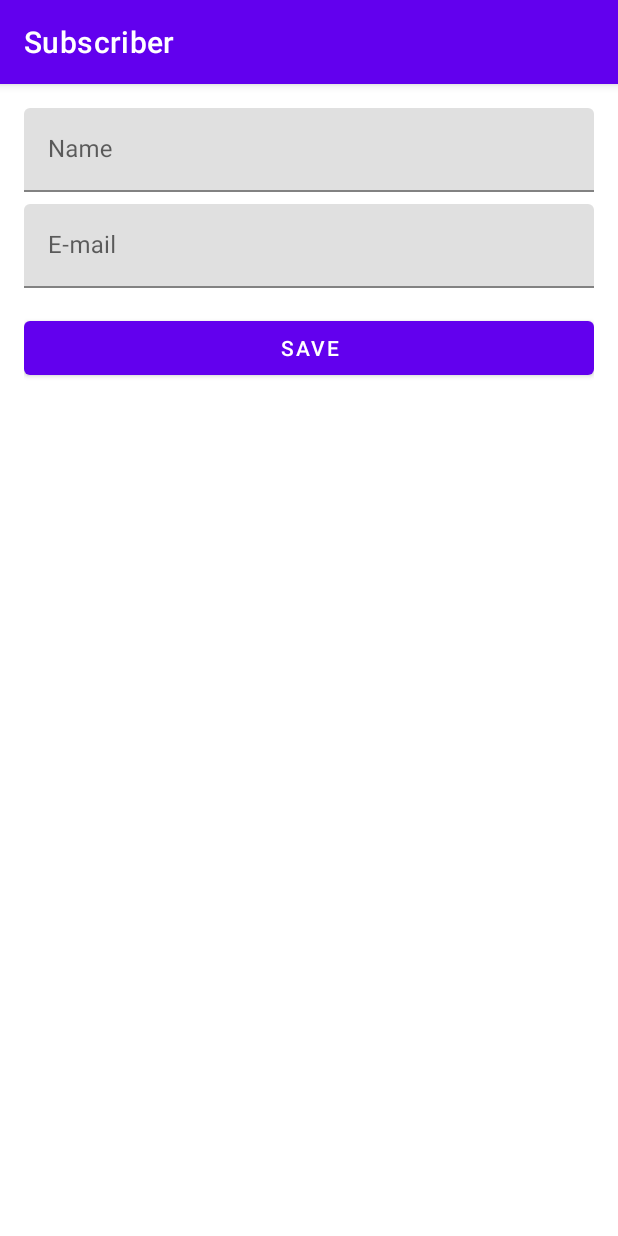
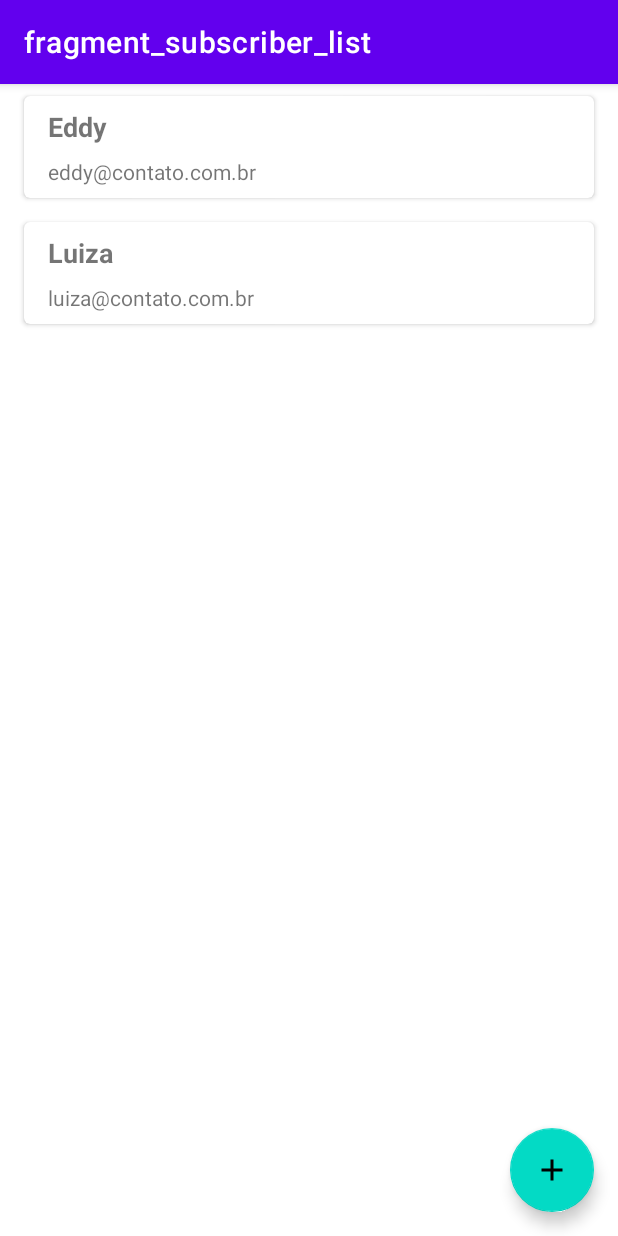
Before and after one commit to EddyMoura/mysubscribers, an Android app: the screen it shows after launch (MainActivity), on a phone screen of 412 x 824 dp. Run offline under Robolectric (Android 15) with nearby library versions, the phone set to English and light mode, and no system bars; our stand-ins replace Room's generated code, navigation-ui.

Commit message:
Implementa Adapter

```diff
--- /dev/null
+++ b/app/src/main/java/com/example/mysubscribers/presentation/ui/list/SubscriberListAdapter.kt
@@ -0,0 +1,46 @@
+package com.example.mysubscribers.presentation.ui.list
+
+import android.view.LayoutInflater
+import android.view.ViewGroup
+import androidx.recyclerview.widget.RecyclerView
+import com.example.mysubscribers.data.framework.db.entity.SubscriberEntity
+import com.example.mysubscribers.databinding.ItemSubscriberBinding
+
+class SubscriberListAdapter(
+    private val subscribers: List<SubscriberEntity>
+) :
+    RecyclerView.Adapter<SubscriberListAdapter.SubscriberListViewHolder>() {
+
+    override fun onCreateViewHolder(parent: ViewGroup, viewType: Int): SubscriberListViewHolder {
+        return SubscriberListViewHolder.create(parent)
+    }
+
+    override fun onBindViewHolder(holder: SubscriberListViewHolder, position: Int) {
+        holder.bind(subscribers[position])
+    }
+
+    override fun getItemCount() = subscribers.size
+
+    class SubscriberListViewHolder(itemSubscriberBinding: ItemSubscriberBinding) :
+        RecyclerView.ViewHolder(itemSubscriberBinding.root) {
+
+        private val subscriberName = itemSubscriberBinding.textSubscriberName
+        private val subscriberEmail = itemSubscriberBinding.textSubscriberEmail
+
+        fun bind(subscriber: SubscriberEntity) {
+            subscriberName.text = subscriber.name
+            subscriberEmail.text = subscriber.email
+        }
+
+        companion object {
+            fun create(
+                parent: ViewGroup,
+            ): SubscriberListViewHolder {
+                val inflater = LayoutInflater.from(parent.context)
+                val itemBinding = ItemSubscriberBinding
+                    .inflate(inflater, parent, false)
+                return SubscriberListViewHolder(itemBinding)
+            }
+        }
+    }
+}
--- /dev/null
+++ b/app/src/main/java/com/example/mysubscribers/presentation/ui/list/SubscriberListFragment.kt
@@ -0,0 +1,44 @@
+package com.example.mysubscribers.presentation.ui.list
+
+import android.os.Bundle
+import android.view.LayoutInflater
+import android.view.View
+import android.view.ViewGroup
+import androidx.fragment.app.Fragment
+import com.example.mysubscribers.data.framework.db.entity.SubscriberEntity
+import com.example.mysubscribers.databinding.FragmentSubscriberListBinding
+
+class SubscriberListFragment : Fragment() {
+
+    private var _binding: FragmentSubscriberListBinding? = null
+    private val binding: FragmentSubscriberListBinding get() = _binding!!
+
+    private lateinit var viewModel: SubscriberListViewModel
+
+    override fun onCreateView(
+        inflater: LayoutInflater, container: ViewGroup?,
+        savedInstanceState: Bundle?
+    ) = FragmentSubscriberListBinding.inflate(
+        inflater,
+        container,
+        false
+    ).apply {
+        _binding = this
+    }.root
+
+    override fun onViewCreated(view: View, savedInstanceState: Bundle?) {
+        super.onViewCreated(view, savedInstanceState)
+
+        val subscriberListAdapter = SubscriberListAdapter(
+            listOf(
+                SubscriberEntity(1, "Eddy", "eddy@contato.com.br"),
+                SubscriberEntity(2, "Luiza", "luiza@contato.com.br")
+            )
+        )
+
+        binding.recyclerSubscribers.run {
+            setHasFixedSize(true)
+            adapter = subscriberListAdapter
+        }
+    }
+}
--- /dev/null
+++ b/app/src/main/java/com/example/mysubscribers/presentation/ui/list/SubscriberListViewModel.kt
@@ -0,0 +1,7 @@
+package com.example.mysubscribers.presentation.ui.list
+
+import androidx.lifecycle.ViewModel
+
+class SubscriberListViewModel : ViewModel() {
+    // TODO: Implement the ViewModel
+}
--- /dev/null
+++ b/app/src/main/res/drawable/ic_add.xml
@@ -0,0 +1,5 @@
+<vector android:height="24dp" android:tint="#FFFFFF"
+    android:viewportHeight="24" android:viewportWidth="24"
+    android:width="24dp" xmlns:android="http://schemas.android.com/apk/res/android">
+    <path android:fillColor="@android:color/white" android:pathData="M19,13h-6v6h-2v-6H5v-2h6V5h2v6h6v2z"/>
+</vector>
--- /dev/null
+++ b/app/src/main/res/layout/fragment_subscriber_list.xml
@@ -0,0 +1,32 @@
+<?xml version="1.0" encoding="utf-8"?>
+<androidx.constraintlayout.widget.ConstraintLayout xmlns:android="http://schemas.android.com/apk/res/android"
+    xmlns:app="http://schemas.android.com/apk/res-auto"
+    xmlns:tools="http://schemas.android.com/tools"
+    android:layout_width="match_parent"
+    android:layout_height="match_parent"
+    tools:context=".presentation.ui.list.SubscriberListFragment">
+
+    <androidx.recyclerview.widget.RecyclerView
+        android:id="@+id/recycler_subscribers"
+        android:layout_width="match_parent"
+        android:layout_height="0dp"
+        android:orientation="vertical"
+        app:layoutManager="androidx.recyclerview.widget.LinearLayoutManager"
+        app:layout_constraintBottom_toBottomOf="parent"
+        app:layout_constraintEnd_toEndOf="parent"
+        app:layout_constraintStart_toStartOf="parent"
+        app:layout_constraintTop_toTopOf="parent"
+        tools:listitem="@layout/item_subscriber" />
+
+    <com.google.android.material.floatingactionbutton.FloatingActionButton
+        android:id="@+id/button_subscribers"
+        android:layout_width="wrap_content"
+        android:layout_height="wrap_content"
+        android:layout_gravity="end|bottom"
+        android:layout_margin="16dp"
+        android:src="@drawable/ic_add"
+        app:layout_constraintBottom_toBottomOf="parent"
+        app:layout_constraintEnd_toEndOf="parent"
+        tools:ignore="ContentDescription" />
+
+</androidx.constraintlayout.widget.ConstraintLayout>
--- /dev/null
+++ b/app/src/main/res/layout/item_subscriber.xml
@@ -0,0 +1,39 @@
+<?xml version="1.0" encoding="utf-8"?>
+<androidx.cardview.widget.CardView xmlns:android="http://schemas.android.com/apk/res/android"
+    xmlns:app="http://schemas.android.com/apk/res-auto"
+    xmlns:tools="http://schemas.android.com/tools"
+    android:layout_width="match_parent"
+    android:layout_height="wrap_content"
+    android:layout_marginStart="16dp"
+    android:layout_marginTop="8dp"
+    android:layout_marginEnd="16dp"
+    android:layout_marginBottom="8dp"
+    app:cardCornerRadius="4dp">
+
+    <LinearLayout
+        android:layout_width="match_parent"
+        android:layout_height="wrap_content"
+        android:orientation="vertical"
+        android:paddingStart="16dp"
+        android:paddingTop="8dp"
+        android:paddingEnd="16dp"
+        android:paddingBottom="8dp">
+
+        <TextView
+            android:id="@+id/text_subscriber_name"
+            android:layout_width="wrap_content"
+            android:layout_height="wrap_content"
+            android:textSize="18sp"
+            android:textStyle="bold"
+            tools:text="Eddy Moura" />
+
+        <TextView
+            android:id="@+id/text_subscriber_email"
+            android:layout_width="wrap_content"
+            android:layout_height="wrap_content"
+            android:layout_marginTop="8dp"
+            tools:text="eddy@contato.com.br" />
+
+    </LinearLayout>
+
+</androidx.cardview.widget.CardView>
--- a/app/src/main/res/navigation/main_graph.xml
+++ b/app/src/main/res/navigation/main_graph.xml
@@ -3,8 +3,13 @@
     xmlns:app="http://schemas.android.com/apk/res-auto"
     xmlns:tools="http://schemas.android.com/tools"
     android:id="@+id/nav_graph"
-    app:startDestination="@id/subscriberFragment">
+    app:startDestination="@id/subscriberListFragment">
 
+    <fragment
+        android:id="@+id/subscriberListFragment"
+        android:name="com.example.mysubscribers.presentation.ui.list.SubscriberListFragment"
+        android:label="fragment_subscriber_list"
+        tools:layout="@layout/fragment_subscriber_list" />
     <fragment
         android:id="@+id/subscriberFragment"
         android:name="com.example.mysubscribers.presentation.ui.subscriber.SubscriberFragment"
```
